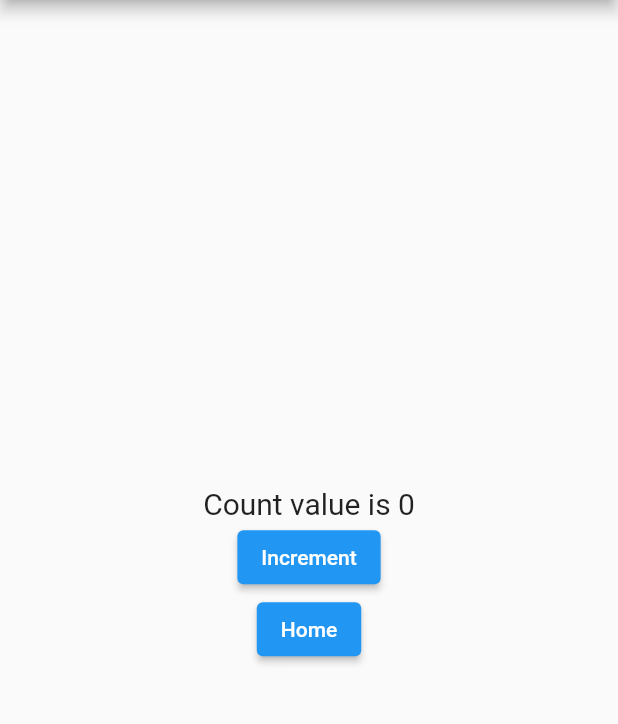
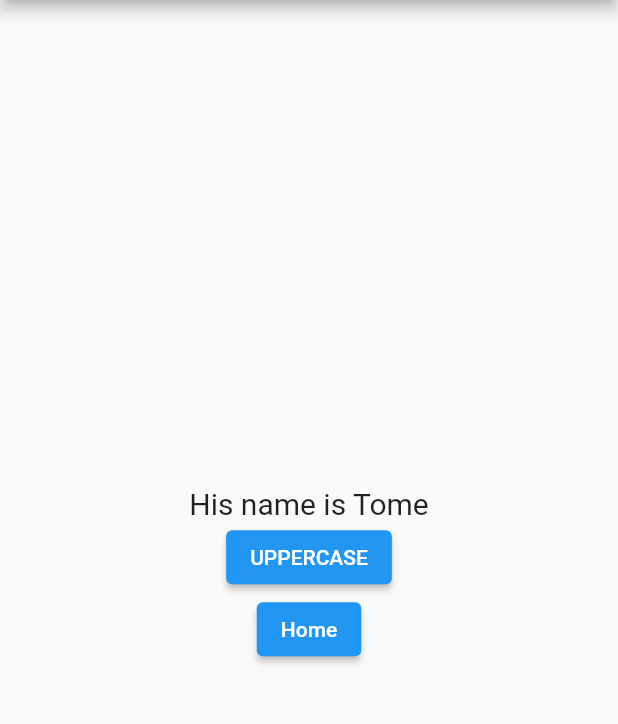
Before and after one commit to pasha13d/learn_getX, a Flutter app: the screen it shows after launch, on a phone screen of 412 x 824 dp, the part 84-808 px from its top. Run offline on Flutter 3.47's test engine with Material 2 defaults, Android fonts, the phone set to English and light mode, and no system bars; our stand-ins replace get.

```diff
--- /dev/null
+++ b/lib/controllers/student_controller.dart
@@ -0,0 +1,12 @@
+import 'package:get/get.dart';
+import 'package:learn_getx/models/student_model.dart';
+
+class StudentController extends GetxController {
+  var student = Student(name: "Tome", age: 30).obs;
+
+  void convertUpperCase() {
+    student.update((student) {
+      student!.name = student.name.toString().toUpperCase();
+    });
+  }
+}
--- a/lib/main.dart
+++ b/lib/main.dart
@@ -1,8 +1,11 @@
 import 'package:flutter/material.dart';
 import 'package:get/get.dart';
+import 'package:learn_getx/models/student_model.dart';
 import 'package:learn_getx/pages/home_page.dart';
 import 'package:learn_getx/pages/not_found_page.dart';
 import 'package:learn_getx/pages/settings_page.dart';
+
+import 'controllers/student_controller.dart';
 
 void main() {
   runApp(MyApp());
@@ -11,11 +14,7 @@ void main() {
 class MyApp extends StatelessWidget {
   MyApp({Key? key}) : super(key: key);
 
-  var count = 0.obs;
-
-  void increment() {
-    count++;
-  }
+  StudentController studentController = Get.put(StudentController());
 
   // This widget is the root of your application.
   @override
@@ -46,15 +45,15 @@ class MyApp extends StatelessWidget {
             children: [
               Obx(() =>
                 Text(
-                  "Count value is $count",
+                  "His name is ${studentController.student.value.name}",
                   style: TextStyle(fontSize: 20.0),
                 ),
               ),
               ElevatedButton(
                 onPressed: (() {
-                  increment();
+                  studentController.convertUpperCase();
                 }),
-                child: const Text("Increment")
+                child: const Text("UPPERCASE")
               ),
               ElevatedButton(
                 onPressed: (() {
--- /dev/null
+++ b/lib/models/student_model.dart
@@ -0,0 +1,9 @@
+import 'package:get/get.dart';
+
+/// Entire class is Observable
+class Student {
+  var name;
+  var age;
+
+  Student({this.name, this.age});
+}
```
